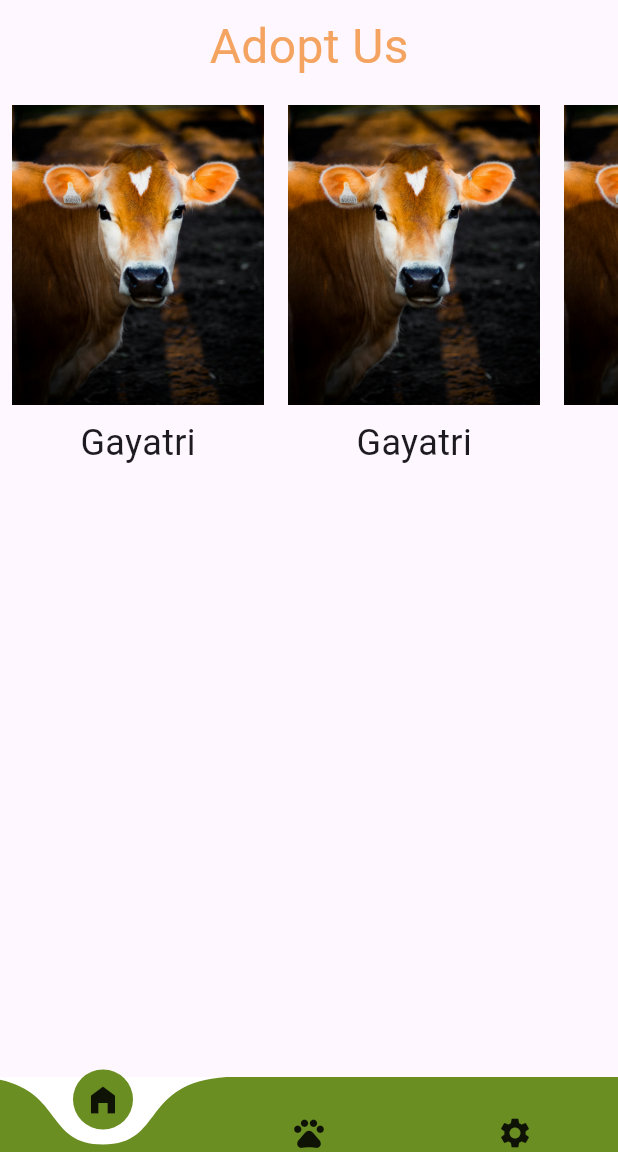
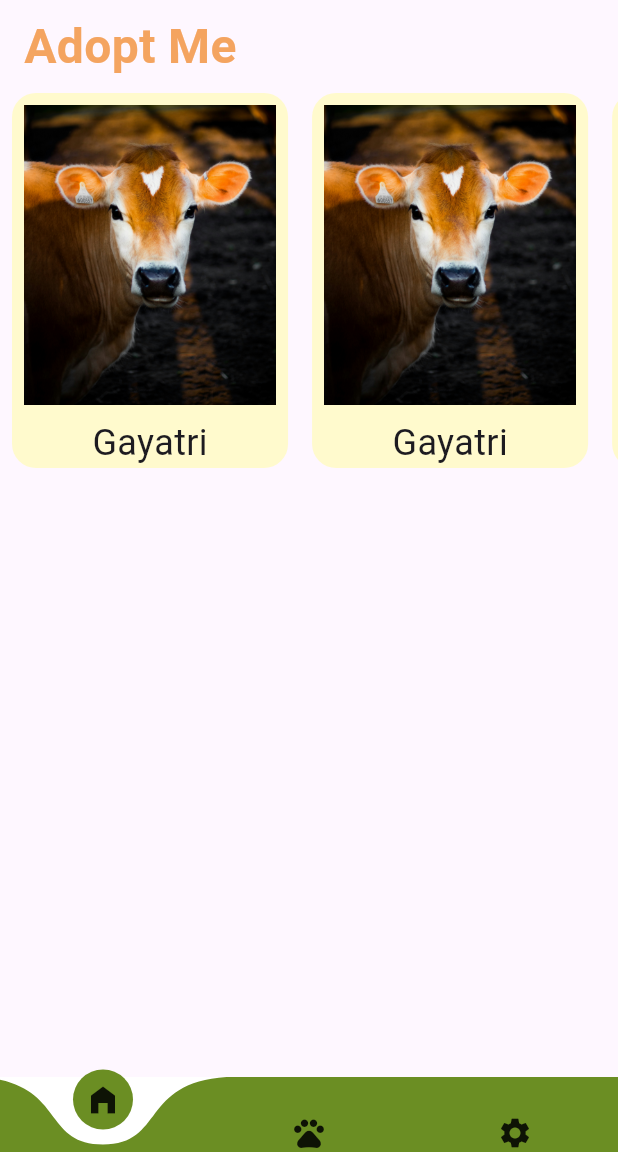
Before and after one commit to MamtaBhatt885/fur_ball, a Flutter app: the screen it shows after launch, on a phone screen of 412 x 824 dp, the part 84-1236 px from its top. Run offline on Flutter 3.47's test engine with Material 3 defaults, Android fonts, the phone set to English and light mode, and no system bars; drawn by our look-alikes of curved_navigation_bar.

Commit message:
Changes in home screen

```diff
--- /dev/null
+++ b/lib/core/widgets/reusable_cards/home_screen_card.dart
@@ -0,0 +1,33 @@
+import 'package:flutter/material.dart';
+
+import '../../constants/app_colors.dart';
+
+
+class ReusableContainer extends StatelessWidget {
+  const ReusableContainer({super.key});
+
+  @override
+  Widget build(BuildContext context) {
+    return Padding(
+      padding: const EdgeInsets.all(8.0),
+      child: Container(
+        decoration: BoxDecoration(
+            borderRadius: BorderRadius.all(Radius.circular(16)),
+            color: AppColors.accentColor
+        ),
+        height: 250,
+        child: Column(
+            children: [
+              Padding(
+                padding: const EdgeInsets.all(8.0),
+                child: Image.asset("assets/home_page/carousel_slider/cow.jpg",height: 200,),
+
+              ),
+              Text("Gayatri",style: TextStyle(fontSize: 24),),
+            ]
+
+        ),
+      ),
+    );
+  }
+}
--- /dev/null
+++ b/lib/core/widgets/reusable_texts/home_screen_heading_text.dart
@@ -0,0 +1,19 @@
+import 'package:flutter/material.dart';
+import 'package:fur_ball/core/constants/app_colors.dart';
+
+class HomeScreenHeadingText extends StatelessWidget {
+ final String  text;
+  const HomeScreenHeadingText({super.key,required this.text});
+
+  @override
+  Widget build(BuildContext context) {
+    return Row(
+      children: [
+        Padding(
+          padding: const EdgeInsets.only(left:16.0,top: 8),
+          child: Text(text,style: TextStyle(fontSize: 32,fontWeight: FontWeight.bold,color: AppColors.secondary),),
+        ),
+      ],
+    );
+  }
+}
--- a/lib/features/home/home_screen.dart
+++ b/lib/features/home/home_screen.dart
@@ -1,6 +1,9 @@
 import 'package:flutter/material.dart';
 import 'package:fur_ball/core/constants/app_colors.dart';
+import 'package:fur_ball/core/widgets/reusable_texts/home_screen_heading_text.dart';
 import 'package:fur_ball/features/home/carousel/slider.dart';
+
+import '../../core/widgets/reusable_cards/home_screen_card.dart';
 
 class HomeScreen extends StatelessWidget {
   const HomeScreen({super.key});
@@ -11,11 +14,8 @@ class HomeScreen extends StatelessWidget {
       body: SingleChildScrollView(
         child: Column(
           children: [
+HomeScreenHeadingText(text: "Adopt Me"),
 
-            Padding(
-              padding: const EdgeInsets.all(8.0),
-              child: Text("Adopt Us",style: TextStyle(color: AppColors.secondary,fontSize: 32),),
-            ),
 Container(
   child: SingleChildScrollView(
     scrollDirection: Axis.horizontal,
@@ -35,24 +35,3 @@ Container(
     );
   }
 }
-
-class ReusableContainer extends StatelessWidget {
-  const ReusableContainer({super.key});
-
-  @override
-  Widget build(BuildContext context) {
-    return Container(
-      child: Column(
-        children: [
-          Padding(
-            padding: const EdgeInsets.all(8.0),
-            child: Image.asset("assets/home_page/carousel_slider/cow.jpg",height: 200,),
-
-          ),
-          Text("Gayatri",style: TextStyle(fontSize: 24),),
-        ]
-
-      ),
-    );
-  }
-}
```
